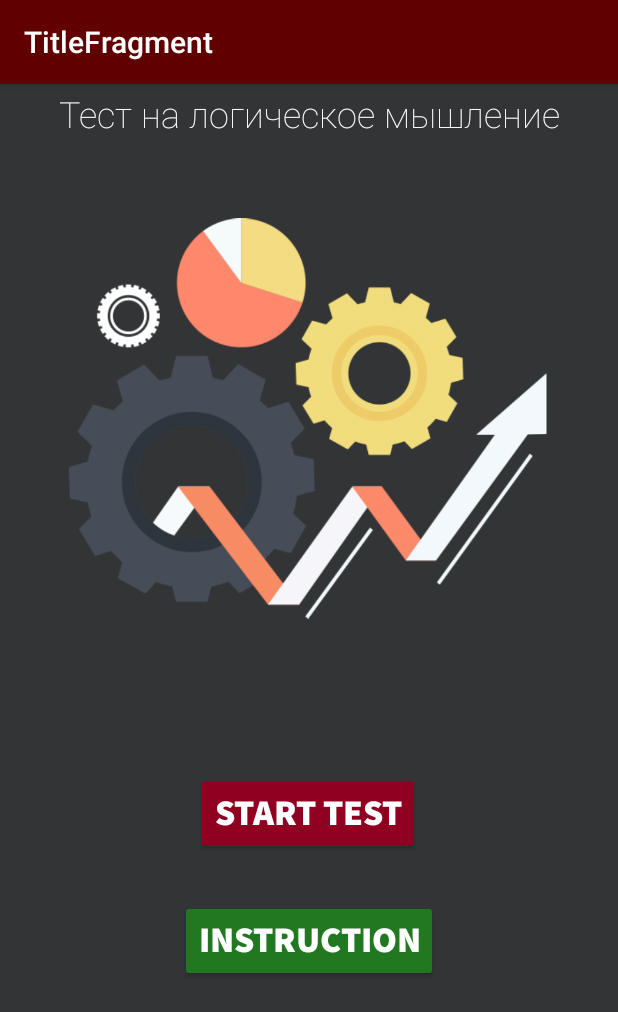
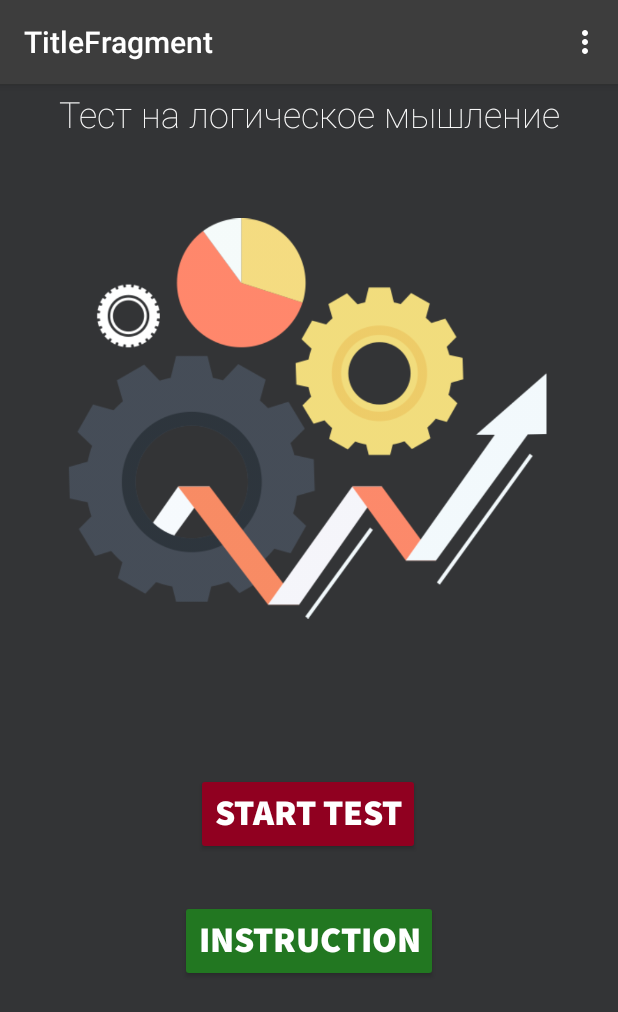
Before and after one commit to MRdimenter/-logic_test, an Android app: the screen it shows after launch (MainActivity), on a phone screen of 412 x 824 dp. Shown: the top 1012 px of the screen. Run offline under Robolectric (Android 15) with nearby library versions, the phone set to English and light mode, and no system bars; our stand-ins replace data binding, navigation-ui.

Commit message:
made UI for the page about

```diff
--- a/app/src/main/java/com/example/android/logictestproject/TitleFragment.kt
+++ b/app/src/main/java/com/example/android/logictestproject/TitleFragment.kt
@@ -1,12 +1,11 @@
 package com.example.android.logictestproject
 
 import android.os.Bundle
-import android.view.LayoutInflater
-import android.view.View
-import android.view.ViewGroup
+import android.view.*
 import androidx.databinding.DataBindingUtil
 import androidx.fragment.app.Fragment
 import androidx.navigation.findNavController
+import androidx.navigation.ui.NavigationUI
 import com.example.android.logictestproject.databinding.FragmentTitleBinding
 
 class TitleFragment : Fragment() {
@@ -18,9 +17,24 @@ class TitleFragment : Fragment() {
         binding.startButton.setOnClickListener { v: View ->  v.findNavController().navigate(R.id.action_titleFragment_to_gameFragment)} //listener для перехода на другой фрагмент
 
         binding.InstructionButton.setOnClickListener { v: View -> v.findNavController().navigate(R.id.action_titleFragment_to_instructionFragment)  }
+
+        setHasOptionsMenu(true) //добавляем меню в title bar
+
         return binding.root
 
 
 
     }
+
+
+    override fun onCreateOptionsMenu(menu: Menu, inflater: MenuInflater) {
+        inflater?.inflate(R.menu.overflow_menu, menu)
+
+    }
+
+    override fun onOptionsItemSelected(item: MenuItem): Boolean {
+        return NavigationUI.onNavDestinationSelected(item!!,
+            view!!.findNavController())
+                || super.onOptionsItemSelected(item)
+    }
 }
--- a/app/src/main/res/menu/overflow_menu.xml
+++ b/app/src/main/res/menu/overflow_menu.xml
@@ -1,4 +1,8 @@
 <?xml version="1.0" encoding="utf-8"?>
-<menu xmlns:android="http://schemas.android.com/apk/res/android">
+<menu xmlns:app="http://schemas.android.com/apk/res-auto"
+    xmlns:android="http://schemas.android.com/apk/res/android">
 
+    <item
+        android:id="@+id/aboutFragment"
+        android:title="about" />
 </menu>
--- a/app/src/main/res/navigation/navigation.xml
+++ b/app/src/main/res/navigation/navigation.xml
@@ -35,4 +35,8 @@
         android:id="@+id/instructionFragment"
         android:name="com.example.android.logictestproject.InstructionFragment"
         android:label="InstructionFragment" />
+    <fragment
+        android:id="@+id/aboutFragment"
+        android:name="com.example.android.logictestproject.AboutFragment"
+        android:label="AboutFragment" />
 </navigation>
--- a/app/src/main/res/values/strings.xml
+++ b/app/src/main/res/values/strings.xml
@@ -24,4 +24,7 @@
     <string name="title_value_main">Тест на логическое мышление</string>
 
     <string name="name_activity_file">Главное меню</string>
+    <string name="about_application">О приложении</string>
+    <string name="about_title_me">Был разработан с целью обучения основных компонент Андройда. </string>
+    <string name="me_github">github.com/MRdimenter</string>
 </resources>
--- a/app/src/main/res/values/styles.xml
+++ b/app/src/main/res/values/styles.xml
@@ -3,7 +3,7 @@
     <!-- Base application theme. -->
     <style name="AppTheme" parent="Theme.AppCompat.Light.DarkActionBar">
         <!-- Customize your theme here. -->
-        <item name="colorPrimary">@color/colorPrimary</item>
+        <item name="colorPrimary">#3d3d3d</item>
         <item name="colorPrimaryDark">@color/colorPrimaryDark</item>
         <item name="colorAccent">@color/colorAccent</item>
 
```
Also changed, not shown: app/src/main/AndroidManifest.xml (+4 -4 lines), app/src/main/java/com/example/android/logictestproject/AboutFragment.kt (added, +24 -0 lines), app/src/main/res/layout/fragment_about.xml (added, +64 -0 lines).
